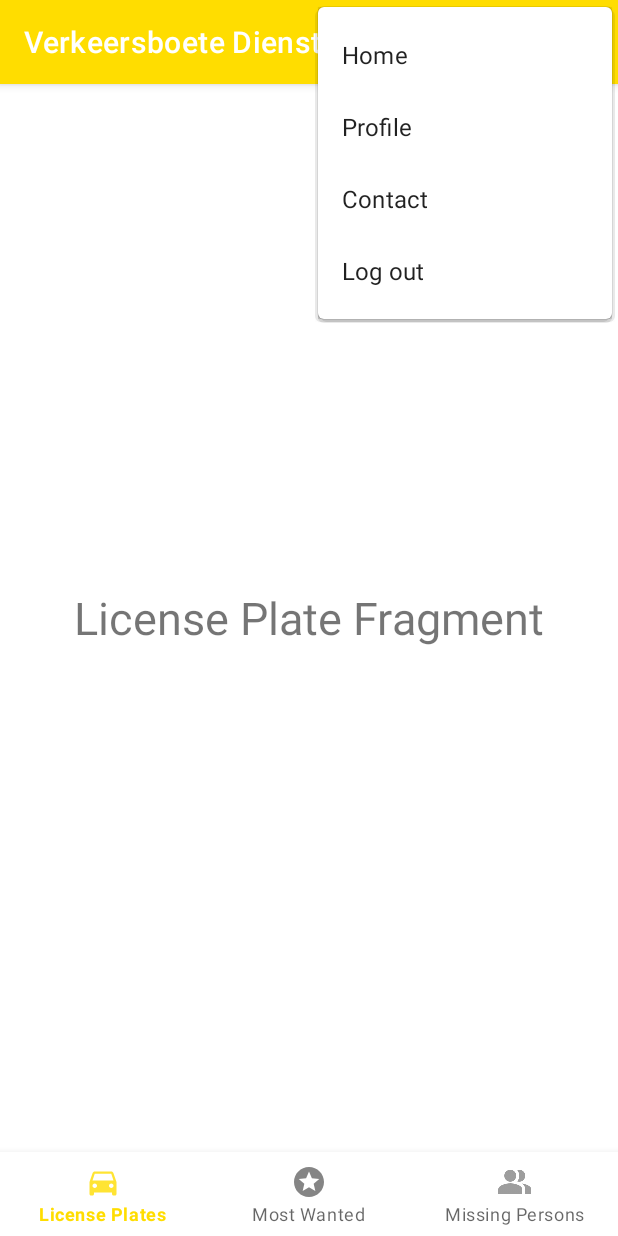
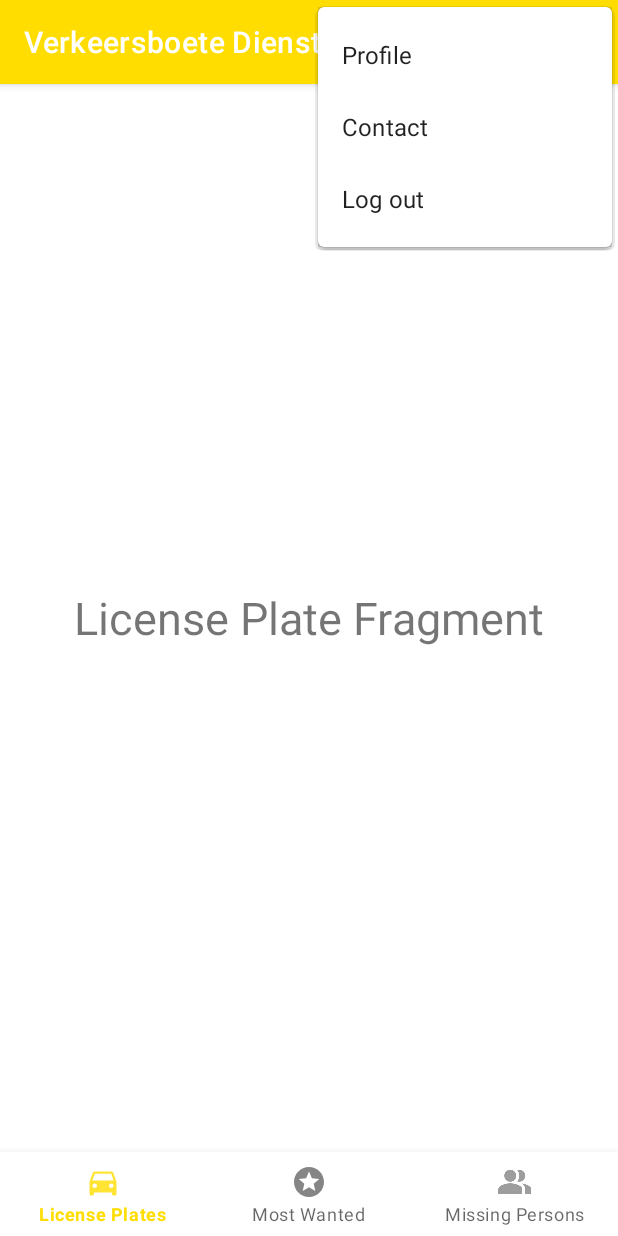
Before and after one commit to shivan04/KPS, an Android app: the MainActivity screen opened directly, with no data from a screen before it, with the options menu open, on a phone screen of 412 x 824 dp. Run offline under Robolectric (Android 15) with nearby library versions, the phone set to English and light mode, and no system bars.

Commit message:
logout en sidemenu

```diff
--- a/app/src/main/res/menu/sidemenu.xml
+++ b/app/src/main/res/menu/sidemenu.xml
@@ -3,10 +3,7 @@
     <menu xmlns:android="http://schemas.android.com/apk/res/android"
         xmlns:app="http://schemas.android.com/apk/res-auto">
 
-        <item android:id="@+id/homeBtn"
-            android:orderInCategory="100"
-            android:title="Home"
-            app:showAsAction="never"/>
+
 
         <item android:id="@+id/profileBtn"
             android:orderInCategory="100"
```
